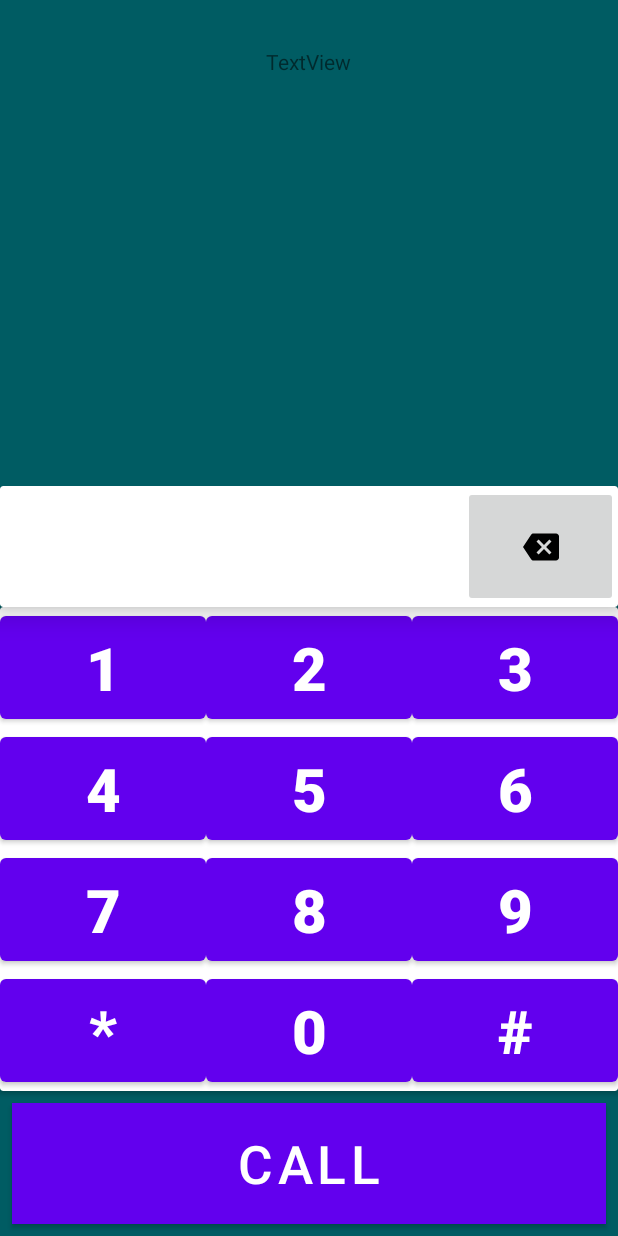
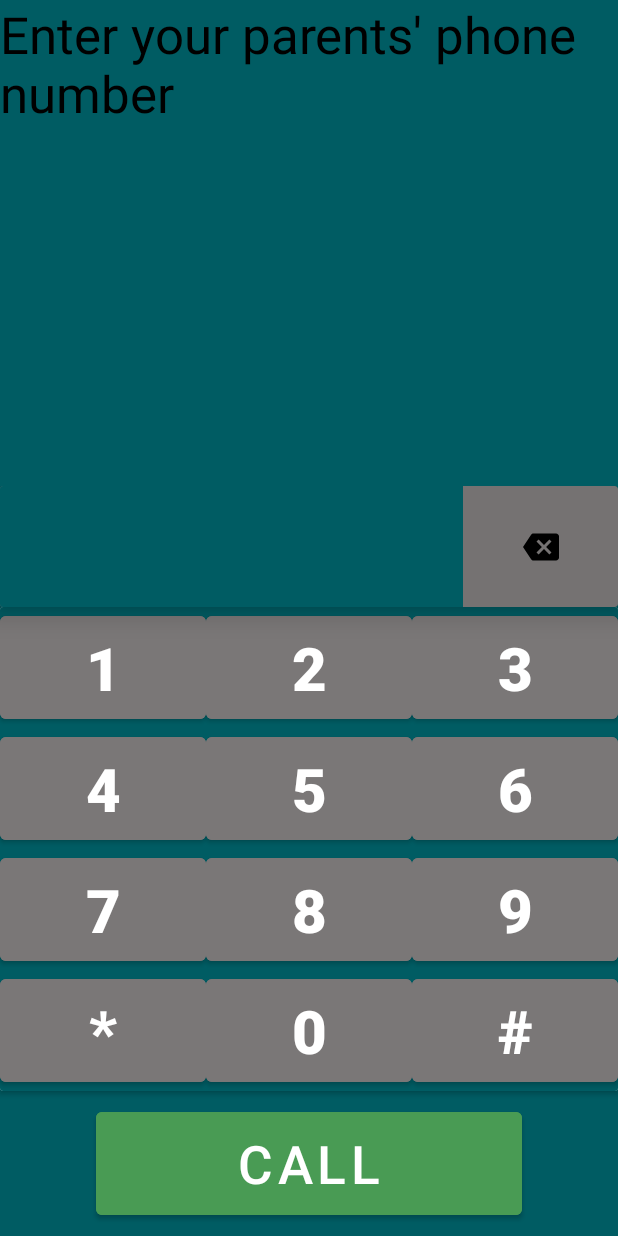
Before and after one commit to diegoluci/SeniorDesign, an Android app: the layout activity_phone_game.xml on its own in the app's theme, with its tools: preview values and no code run, on a phone screen of 412 x 824 dp. Run offline under Robolectric (Android 15) with nearby library versions, the phone set to English and light mode, and no system bars.

Commit message:
Final Version of XMLs

```diff
--- a/app/src/main/res/layout/activity_phone_game.xml
+++ b/app/src/main/res/layout/activity_phone_game.xml
@@ -13,8 +13,12 @@
         android:layout_height="wrap_content"
         android:layout_alignParentTop="true"
         android:layout_centerHorizontal="true"
-        android:layout_marginTop="31dp"
-        android:text="TextView" />
+        android:layout_marginStart="206dp"
+        android:layout_marginTop="85dp"
+        android:text=""
+        android:textColor="#050505"
+        android:textSize="60sp"
+        android:textStyle="bold" />
 
     <LinearLayout
         android:layout_width="match_parent"
@@ -22,33 +26,38 @@
         android:orientation="vertical"
         android:layout_alignParentBottom="true"
         android:weightSum="6">
+
         <androidx.cardview.widget.CardView
             android:layout_width="match_parent"
             android:layout_height="0dp"
-            android:layout_weight="1"
+            android:layout_weight="1."
             android:padding="2dp"
-            app:cardElevation="10dp"
-            >
+            app:cardBackgroundColor="#757272"
+            app:cardElevation="10dp">
+
             <LinearLayout
                 android:layout_width="match_parent"
                 android:layout_height="match_parent"
                 android:orientation="horizontal"
                 android:weightSum="4">
+
                 <TextView
                     android:id="@+id/txtphone"
                     android:layout_width="0dp"
-                    android:textSize="40sp"
-                    android:textStyle="bold"
+                    android:layout_height="match_parent"
+                    android:layout_weight="3"
+                    android:background="#005C63"
                     android:text=""
                     android:textColor="#000"
-                    android:layout_height="match_parent"
-                    android:layout_weight="3">
-                </TextView>
+                    android:textSize="40sp"
+                    android:textStyle="bold"></TextView>
+
                 <ImageButton
                     android:id="@+id/delbtn"
                     android:layout_width="0dp"
                     android:layout_height="match_parent"
                     android:layout_weight="1"
+                    android:backgroundTint="#00404040"
                     android:src="@drawable/backspace">
 
                 </ImageButton>
@@ -65,7 +74,8 @@
                 android:layout_width="match_parent"
                 android:layout_height="match_parent"
                 android:orientation="vertical"
-                android:weightSum="4">
+                android:weightSum="4"
+                android:background="#005C63">
                 <LinearLayout
                     android:layout_width="match_parent"
                     android:layout_height="0dp"
@@ -81,30 +91,33 @@
                             android:layout_width="0dp"
                             android:layout_height="match_parent"
                             android:layout_weight="1"
+                            android:backgroundTint="#7A7777"
                             android:text="1"
-                            android:textStyle="bold"
-                            android:textSize="40sp">
-                        </Button>
+                            android:textColor="#FFFFFF"
+                            android:textSize="40sp"
+                            android:textStyle="bold"></Button>
 
                         <Button
                             android:id="@+id/b2"
                             android:layout_width="0dp"
                             android:layout_height="match_parent"
                             android:layout_weight="1"
+                            android:backgroundTint="#7A7777"
+                            android:textColor="#FFFFFF"
                             android:text="2"
-                            android:textStyle="bold"
-                            android:textSize="40sp">
-                        </Button>
+                            android:textSize="40sp"
+                            android:textStyle="bold"></Button>
 
                         <Button
                             android:id="@+id/b3"
                             android:layout_width="0dp"
                             android:layout_height="match_parent"
                             android:layout_weight="1"
+                            android:backgroundTint="#7A7777"
+                            android:textColor="#FFFFFF"
                             android:text="3"
-                            android:textStyle="bold"
-                            android:textSize="40sp">
-                        </Button>
+                            android:textSize="40sp"
+                            android:textStyle="bold"></Button>
 
                     </LinearLayout>
 
@@ -124,30 +137,33 @@
                         android:layout_width="0dp"
                         android:layout_height="match_parent"
                         android:layout_weight="1"
+                        android:backgroundTint="#7A7777"
+                        android:textColor="#FFFFFF"
                         android:text="4"
-                        android:textStyle="bold"
-                        android:textSize="40sp">
-                    </Button>
+                        android:textSize="40sp"
+                        android:textStyle="bold"></Button>
 
                     <Button
                         android:id="@+id/b5"
                         android:layout_width="0dp"
                         android:layout_height="match_parent"
                         android:layout_weight="1"
+                        android:backgroundTint="#7A7777"
+                        android:textColor="#FFFFFF"
                         android:text="5"
-                        android:textStyle="bold"
-                        android:textSize="40sp">
-                    </Button>
+                        android:textSize="40sp"
+                        android:textStyle="bold"></Button>
 
                     <Button
                         android:id="@+id/b6"
                         android:layout_width="0dp"
                         android:layout_height="match_parent"
                         android:layout_weight="1"
+                        android:backgroundTint="#7A7777"
+                        android:textColor="#FFFFFF"
                         android:text="6"
-                        android:textStyle="bold"
-                        android:textSize="40sp">
-                    </Button>
+                        android:textSize="40sp"
+                        android:textStyle="bold"></Button>
 
                 </LinearLayout>
 
@@ -167,30 +183,33 @@
                             android:layout_width="0dp"
                             android:layout_height="match_parent"
                             android:layout_weight="1"
+                            android:backgroundTint="#7A7777"
+                            android:textColor="#FFFFFF"
                             android:text="7"
-                            android:textStyle="bold"
-                            android:textSize="40sp">
-                        </Button>
+                            android:textSize="40sp"
+                            android:textStyle="bold"></Button>
 
                         <Button
                             android:id="@+id/b8"
                             android:layout_width="0dp"
                             android:layout_height="match_parent"
                             android:layout_weight="1"
+                            android:backgroundTint="#7A7777"
+                            android:textColor="#FFFFFF"
                             android:text="8"
-                            android:textStyle="bold"
-                            android:textSize="40sp">
-                        </Button>
+                            android:textSize="40sp"
+                            android:textStyle="bold"></Button>
 
                         <Button
                             android:id="@+id/b9"
                             android:layout_width="0dp"
                             android:layout_height="match_parent"
                             android:layout_weight="1"
+                            android:backgroundTint="#7A7777"
+                            android:textColor="#FFFFFF"
                             android:text="9"
-                            android:textStyle="bold"
-                            android:textSize="40sp">
-                        </Button>
+                            android:textSize="40sp"
+                            android:textStyle="bold"></Button>
 
                     </LinearLayout>
 
@@ -210,30 +229,33 @@
                             android:layout_width="0dp"
                             android:layout_height="match_parent"
                             android:layout_weight="1"
+                            android:backgroundTint="#7A7777"
+                            android:textColor="#FFFFFF"
                             android:text="*"
-                            android:textStyle="bold"
-                            android:textSize="40sp">
-                        </Button>
+                            android:textSize="40sp"
+                            android:textStyle="bold"></Button>
 
                         <Button
                             android:id="@+id/b0"
                             android:layout_width="0dp"
                             android:layout_height="match_parent"
                             android:layout_weight="1"
+                            android:backgroundTint="#7A7777"
+                            android:textColor="#FFFFFF"
                             android:text="0"
-                            android:textStyle="bold"
-                            android:textSize="40sp">
-                        </Button>
+                            android:textSize="40sp"
+                            android:textStyle="bold"></Button>
 
                         <Button
                             android:id="@+id/bhash"
                             android:layout_width="0dp"
                             android:layout_height="match_parent"
                             android:layout_weight="1"
+                            android:backgroundTint="#7A7777"
+                            android:textColor="#FFFFFF"
                             android:text="#"
-                            android:textStyle="bold"
-                            android:textSize="40sp">
-                        </Button>
+                            android:textSize="40sp"
+                            android:textStyle="bold"></Button>
 
                     </LinearLayout>
 
@@ -245,16 +267,26 @@
 
         <Button
             android:id="@+id/bcall"
-            android:layout_width="match_parent"
+            android:layout_width="284dp"
             android:layout_height="0dp"
+            android:layout_gravity="center_horizontal"
+            android:layout_margin="8dp"
             android:layout_weight="1"
-            android:layout_margin="8dp"
+            android:backgroundTint="#499B54"
+            android:textColor="#FFFFFF"
             android:text="Call"
-            android:textSize="35sp"
-            android:background="@android:color/holo_green_light">
+            android:textSize="35sp">
 
         </Button>
 
     </LinearLayout>
 
+    <TextView
+        android:id="@+id/textView5"
+        android:layout_width="wrap_content"
+        android:layout_height="wrap_content"
+        android:text="Enter your parents' phone number"
+        android:textColor="#000000"
+        android:textSize="34sp" />
+
 </RelativeLayout>
```
Also changed, not shown: app/src/main/res/layout/activity_main.xml (line endings or trailing spaces).
